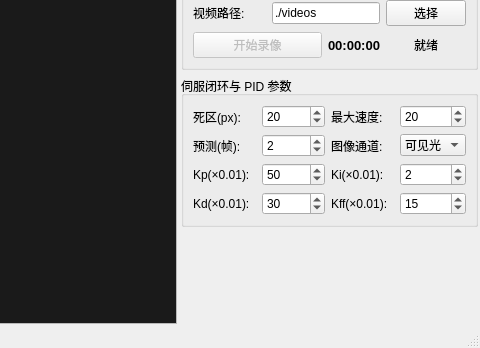
This is mainwindow.ui in soranokiseki1437/nanhu_RGB_PTZ as Qt 5 draws it before an edit; both pictures show x 880 to 1360 and y 512 to 860 of the 1360 by 860 pixel window. The edited form follows.
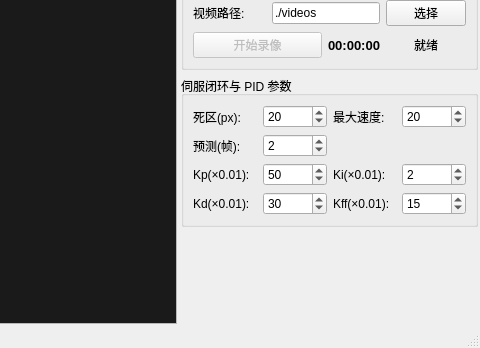
This is the edited form.

```diff
--- a/mainwindow.ui
+++ b/mainwindow.ui
@@ -1273,27 +1273,6 @@
             </property>
            </widget>
           </item>
-          <item row="1" column="2">
-           <widget class="QLabel" name="labelSource">
-            <property name="text">
-             <string>图像通道:</string>
-            </property>
-           </widget>
-          </item>
-          <item row="1" column="3">
-           <widget class="QComboBox" name="cmbTrackSource">
-            <item>
-             <property name="text">
-              <string>可见光</string>
-             </property>
-            </item>
-            <item>
-             <property name="text">
-              <string>红外</string>
-             </property>
-            </item>
-           </widget>
-          </item>
           <item row="2" column="0">
            <widget class="QLabel" name="labelKp">
             <property name="text">
```
